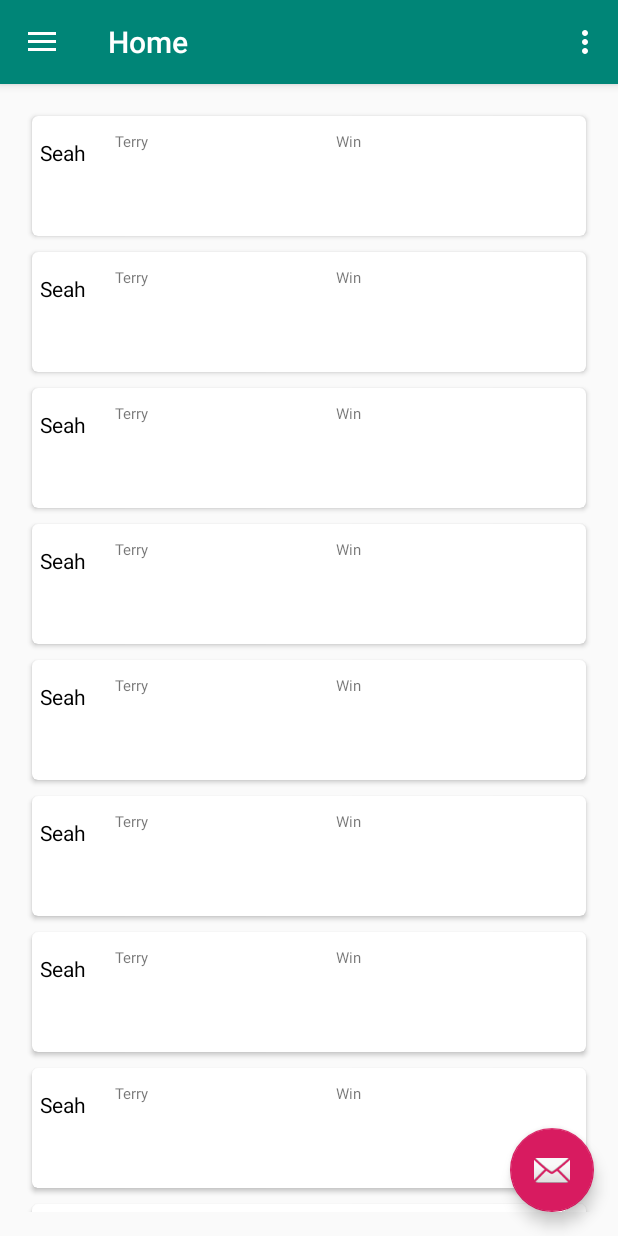
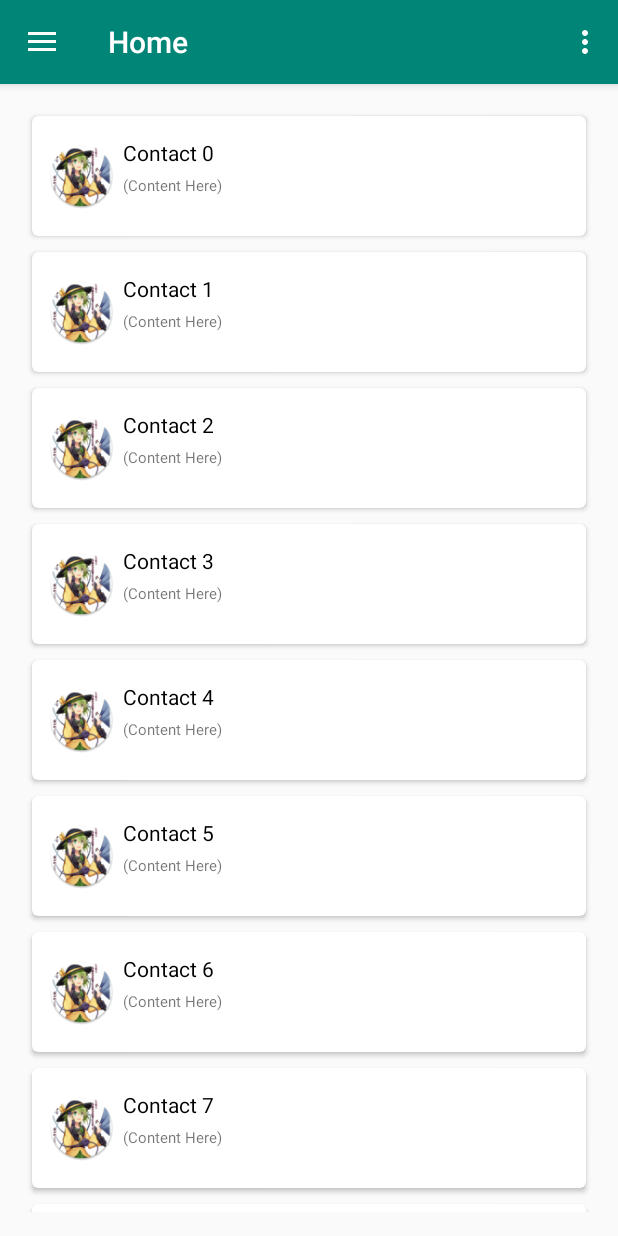
Before and after one commit to noobymage9/Mesh-Android, an Android app: the screen it shows after launch (MainActivity), on a phone screen of 412 x 824 dp. Run offline under Robolectric (Android 15) with nearby library versions, the phone set to English and light mode, and no system bars; our stand-ins replace navigation-ui.

```diff
--- a/app/src/main/java/com/example/mesh/MainActivity.java
+++ b/app/src/main/java/com/example/mesh/MainActivity.java
@@ -1,5 +1,9 @@
 package com.example.mesh;
 
+import android.Manifest;
+import android.content.Intent;
+import android.content.pm.PackageManager;
+import android.os.Build;
 import android.os.Bundle;
 
 import com.google.android.material.floatingactionbutton.FloatingActionButton;
@@ -7,6 +11,9 @@ import com.google.android.material.snackbar.Snackbar;
 
 import android.view.View;
 
+import androidx.annotation.RequiresApi;
+import androidx.core.app.ActivityCompat;
+import androidx.core.content.ContextCompat;
 import androidx.navigation.NavController;
 import androidx.navigation.Navigation;
 import androidx.navigation.ui.AppBarConfiguration;
@@ -23,22 +30,16 @@ import android.view.Menu;
 
 public class MainActivity extends AppCompatActivity {
 
+    private static final int MY_PERMISSION_REQUEST_BIND_NOTIFICATION_LISTENER_SERVICE = 1;
     private AppBarConfiguration mAppBarConfiguration;
 
+    @RequiresApi(api = Build.VERSION_CODES.M)
     @Override
     protected void onCreate(Bundle savedInstanceState) {
         super.onCreate(savedInstanceState);
         setContentView(R.layout.activity_main);
         Toolbar toolbar = findViewById(R.id.toolbar);
         setSupportActionBar(toolbar);
-        FloatingActionButton fab = findViewById(R.id.fab);
-        fab.setOnClickListener(new View.OnClickListener() {
-            @Override
-            public void onClick(View view) {
-                Snackbar.make(view, "Replace with your own action", Snackbar.LENGTH_LONG)
-                        .setAction("Action", null).show();
-            }
-        });
         DrawerLayout drawer = findViewById(R.id.drawer_layout);
         NavigationView navigationView = findViewById(R.id.nav_view);
         // Passing each menu ID as a set of Ids because each
@@ -66,4 +67,6 @@ public class MainActivity extends AppCompatActivity {
         return NavigationUI.navigateUp(navController, mAppBarConfiguration)
                 || super.onSupportNavigateUp();
     }
+
+
 }
--- a/app/src/main/java/com/example/mesh/ui/home/ContactAdapter.java
+++ b/app/src/main/java/com/example/mesh/ui/home/ContactAdapter.java
@@ -1,12 +1,15 @@
 package com.example.mesh.ui.home;
 
+import android.content.Intent;
 import android.view.LayoutInflater;
 import android.view.View;
 import android.view.ViewGroup;
+import android.widget.ImageView;
 import android.widget.TextView;
 
 import androidx.recyclerview.widget.RecyclerView;
 
+import com.example.mesh.MessageActivity;
 import com.example.mesh.R;
 
 import java.util.List;
@@ -14,20 +17,28 @@ import java.util.List;
 public class ContactAdapter extends RecyclerView.Adapter<ContactAdapter.ContactViewHolder> {
 
     public static class ContactViewHolder extends RecyclerView.ViewHolder {
-        protected TextView vName;
-        protected TextView vEmail;
-        protected TextView vIcon;
+        protected TextView name;
+        protected TextView content;
+        protected ImageView icon;
+        private final String CONTACT_PARCEL = "Contact Parcel";
 
-        public ContactViewHolder(View v) {
+        public ContactViewHolder(final View v) {
             super(v);
-            vName = (TextView) v.findViewById(R.id.txtName);
-            vEmail = (TextView) v.findViewById(R.id.txtEmail);
-            vIcon = (TextView) v.findViewById(R.id.title);
+            name = (TextView) v.findViewById(R.id.txtName);
+            content = (TextView) v.findViewById(R.id.txtContent);
+            icon = (ImageView) v.findViewById(R.id.title);
+            v.setOnClickListener(new View.OnClickListener() {
+                @Override
+                public void onClick(View view) {
+                    Intent intent = new Intent(v.getContext(), MessageActivity.class);
+                    intent.putExtra(CONTACT_PARCEL, contactList.get(getAdapterPosition()));
+                    v.getContext().startActivity(intent);
+                }
+            });
         }
     }
 
-    private List<ContactInfo> contactList;
-
+    private static List<ContactInfo> contactList;
     public ContactAdapter(List<ContactInfo> contactList) {
         this.contactList = contactList;
     }
@@ -40,9 +51,9 @@ public class ContactAdapter extends RecyclerView.Adapter<ContactAdapter.ContactV
     @Override
     public void onBindViewHolder(ContactViewHolder contactViewHolder, int i) {
         ContactInfo ci = contactList.get(i);
-        contactViewHolder.vName.setText(ci.name);
-        contactViewHolder.vEmail.setText(ci.email);
-        contactViewHolder.vIcon.setText(ci.icon);
+        contactViewHolder.name.setText(ci.name);
+        contactViewHolder.content.setText(ci.content);
+        contactViewHolder.icon.setImageBitmap(ci.icon);
     }
 
     @Override
--- a/app/src/main/java/com/example/mesh/ui/home/ContactInfo.java
+++ b/app/src/main/java/com/example/mesh/ui/home/ContactInfo.java
@@ -1,16 +1,58 @@
 package com.example.mesh.ui.home;
 
-public class ContactInfo {
+import android.graphics.Bitmap;
+import android.os.Parcel;
+import android.os.Parcelable;
+
+public class ContactInfo implements Parcelable {
     protected String name;
-    protected String icon;
-    protected String email;
+    protected Bitmap icon;
+    protected String content;
     protected static final String NAME_PREFIX = "Name_";
     protected static final String SURNAME_PREFIX = "Surname_";
     protected static final String EMAIL_PREFIX = "email_";
 
-    public ContactInfo(String name, String icon, String email) {
+    public ContactInfo(String name, Bitmap icon, String content) {
         this.name = name;
         this.icon = icon;
-        this.email = email;
+        this.content = content;
+    }
+
+    public ContactInfo(Parcel in) {
+        name = in.readString();
+        icon = in.readParcelable(Bitmap.class.getClassLoader());
+        content = in.readString();
+    }
+
+    public static final Creator<ContactInfo> CREATOR = new Creator<ContactInfo>() {
+        @Override
+        public ContactInfo createFromParcel(Parcel in) {
+            return new ContactInfo(in);
+        }
+
+        @Override
+        public ContactInfo[] newArray(int size) {
+            return new ContactInfo[size];
+        }
+    };
+
+    @Override
+    public int describeContents() {
+        return 0;
+    }
+
+    @Override
+    public void writeToParcel(Parcel dest, int flags) {
+        dest.writeString(name);
+        dest.writeParcelable(icon, flags);
+        dest.writeString(content);
+    }
+
+    public String getName() {
+        return this.name;
+    }
+
+    public Bitmap getBitmap() {
+        return this.icon;
     }
 }
--- a/app/src/main/java/com/example/mesh/ui/home/HomeFragment.java
+++ b/app/src/main/java/com/example/mesh/ui/home/HomeFragment.java
@@ -1,5 +1,7 @@
 package com.example.mesh.ui.home;
 
+import android.graphics.Bitmap;
+import android.graphics.BitmapFactory;
 import android.os.Bundle;
 import android.view.LayoutInflater;
 import android.view.View;
@@ -29,7 +31,8 @@ public class HomeFragment extends Fragment {
         recList.setLayoutManager(llm);
 
         for (int i = 0; i < 15; i++) {
-            contactList.add(new ContactInfo("Terry", "Seah", "Win"));
+            Bitmap bm = BitmapFactory.decodeResource(getResources(), R.mipmap.default_icon);
+            contactList.add(new ContactInfo("Contact " + i, bm, "(Content Here)"));
         }
         ContactAdapter contactAdapter = new ContactAdapter(contactList);
         recList.setAdapter(contactAdapter);
--- a/app/src/main/res/layout/app_bar_main.xml
+++ b/app/src/main/res/layout/app_bar_main.xml
@@ -22,12 +22,4 @@
 
     <include layout="@layout/content_main" />
 
-    <com.google.android.material.floatingactionbutton.FloatingActionButton
-        android:id="@+id/fab"
-        android:layout_width="wrap_content"
-        android:layout_height="wrap_content"
-        android:layout_gravity="bottom|end"
-        android:layout_margin="@dimen/fab_margin"
-        app:srcCompat="@android:drawable/ic_dialog_email" />
-
 </androidx.coordinatorlayout.widget.CoordinatorLayout>
--- a/app/src/main/res/layout/card_layout.xml
+++ b/app/src/main/res/layout/card_layout.xml
@@ -11,38 +11,37 @@
         android:layout_width="match_parent"
         android:layout_height="79dp">
 
-        <TextView
+        <ImageView
             android:id="@+id/title"
+            android:layout_marginLeft="5dp"
             android:paddingLeft="5dp"
             android:layout_centerVertical="true"
             android:layout_width="50dp"
             android:layout_height="50dp"
-            android:background="#FFFFFF"
-            android:text="contact det"
-            android:textColor="@android:color/black"
-            android:textSize="14dp" />
+            android:src="@mipmap/default_icon" />
 
 
         <TextView
             android:id="@+id/txtName"
             android:layout_width="wrap_content"
             android:layout_height="wrap_content"
+            android:layout_alignTop="@id/title"
             android:layout_marginLeft="5dp"
-            android:layout_marginTop="10dp"
             android:layout_toRightOf="@id/title"
-            android:text="Name"
-            android:textSize="10dp" />
+            android:text="(Name Here)"
+            android:textColor="#000000"
+            android:textSize="14sp" />
 
 
         <TextView
-            android:id="@+id/txtEmail"
+            android:id="@+id/txtContent"
+            android:layout_marginTop="5dp"
             android:layout_width="wrap_content"
             android:layout_height="wrap_content"
-            android:layout_alignBaseline="@id/txtName"
-            android:layout_alignParentRight="true"
-            android:layout_marginTop="10dp"
-            android:layout_marginRight="150dp"
-            android:text="Email"
+            android:layout_toRightOf="@id/title"
+            android:layout_below="@id/txtName"
+            android:layout_alignLeft="@id/txtName"
+            android:text="(Content Here)"
             android:textSize="10dp" />
 
     </RelativeLayout>
--- a/app/src/main/res/values/strings.xml
+++ b/app/src/main/res/values/strings.xml
@@ -13,4 +13,6 @@
     <string name="menu_tools">Tools</string>
     <string name="menu_share">Share</string>
     <string name="menu_send">Send</string>
+    <string name="title_activity_message">MessageActivity</string>
+    <string name="service_name">NotificationListener</string>
 </resources>
```
Also changed, not shown: app/src/main/AndroidManifest.xml (+17 -0 lines), app/src/main/java/com/example/mesh/MessageActivity.java (added, +42 -0 lines), app/src/main/java/com/example/mesh/NotificationService.java (added, +74 -0 lines), app/src/main/res/layout/activity_message.xml (added, +9 -0 lines), app/src/main/default_icon-web.png (added), app/src/main/res/mipmap-hdpi/default_icon.png (added), app/src/main/res/mipmap-mdpi/default_icon.png (added), app/src/main/res/mipmap-xhdpi/default_icon.png (added), app/src/main/res/mipmap-xxhdpi/default_icon.png (added), app/src/main/res/mipmap-xxxhdpi/default_icon.png (added).
